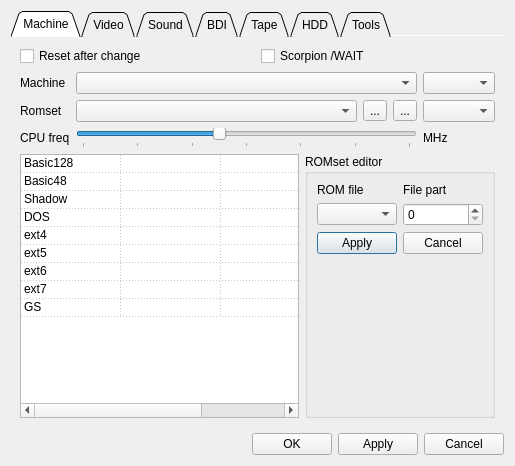
Above: ui/setupwin.ui from samstyle/Xpeccy before the change. Below: the same form after it.
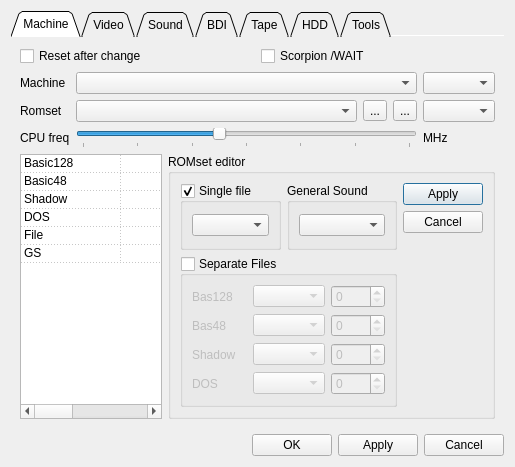
That is the form after the change. Icons and pictures are not drawn.

```diff
--- a/ui/setupwin.ui
+++ b/ui/setupwin.ui
@@ -7,7 +7,7 @@
     <x>0</x>
     <y>0</y>
     <width>507</width>
-    <height>466</height>
+    <height>451</height>
    </rect>
   </property>
   <property name="sizePolicy">
@@ -76,7 +76,7 @@
         <attribute name="title">
          <string>Machine</string>
         </attribute>
-        <layout class="QVBoxLayout" name="verticalLayout_3">
+        <layout class="QVBoxLayout" name="verticalLayout_26">
          <item>
           <layout class="QHBoxLayout" name="horizontalLayout_9">
            <item>
@@ -194,9 +194,12 @@
           </layout>
          </item>
          <item>
-          <layout class="QHBoxLayout" name="horizontalLayout_16">
+          <layout class="QHBoxLayout" name="horizontalLayout_19">
            <item>
             <widget class="QTableWidget" name="rstab">
+             <property name="enabled">
+              <bool>true</bool>
+             </property>
              <property name="editTriggers">
               <set>QAbstractItemView::NoEditTriggers</set>
              </property>
@@ -210,7 +213,7 @@
               <enum>Qt::DotLine</enum>
              </property>
              <property name="rowCount">
-              <number>9</number>
+              <number>6</number>
              </property>
              <property name="columnCount">
               <number>3</number>
@@ -239,9 +242,6 @@
              <row/>
              <row/>
              <row/>
-             <row/>
-             <row/>
-             <row/>
              <column/>
              <column/>
              <column/>
@@ -267,26 +267,11 @@
              </item>
              <item row="4" column="0">
               <property name="text">
-               <string>ext4</string>
+               <string>File</string>
               </property>
              </item>
              <item row="5" column="0">
               <property name="text">
-               <string>ext5</string>
-              </property>
-             </item>
-             <item row="6" column="0">
-              <property name="text">
-               <string>ext6</string>
-              </property>
-             </item>
-             <item row="7" column="0">
-              <property name="text">
-               <string>ext7</string>
-              </property>
-             </item>
-             <item row="8" column="0">
-              <property name="text">
                <string>GS</string>
               </property>
              </item>
@@ -297,29 +282,116 @@
              <property name="title">
               <string>ROMset editor</string>
              </property>
+             <property name="alignment">
+              <set>Qt::AlignLeading|Qt::AlignLeft|Qt::AlignTop</set>
+             </property>
+             <layout class="QHBoxLayout" name="horizontalLayout_18">
+              <item>
+               <layout class="QVBoxLayout" name="verticalLayout_25">
+                <item>
+                 <layout class="QHBoxLayout" name="horizontalLayout_16">
+                  <item>
+                   <widget class="QGroupBox" name="rse_grp_single">
+                    <property name="title">
+                     <string>Single file</string>
+                    </property>
+                    <property name="checkable">
+                     <bool>true</bool>
+                    </property>
+                    <layout class="QVBoxLayout" name="verticalLayout_3">
+                     <item>
+                      <widget class="QComboBox" name="rse_singlefile"/>
+                     </item>
+                    </layout>
+                   </widget>
+                  </item>
+                  <item>
+                   <widget class="QGroupBox" name="groupBox_5">
+                    <property name="title">
+                     <string>General Sound</string>
+                    </property>
+                    <layout class="QVBoxLayout" name="verticalLayout_5">
+                     <item>
+                      <widget class="QComboBox" name="rse_gsfile"/>
+                     </item>
+                    </layout>
+                   </widget>
+                  </item>
+                 </layout>
+                </item>
+                <item>
+                 <widget class="QGroupBox" name="rse_grp_separate">
+                  <property name="title">
+                   <string>Separate Files</string>
+                  </property>
+                  <property name="checkable">
+                   <bool>true</bool>
+                  </property>
+                  <property name="checked">
+                   <bool>false</bool>
+                  </property>
              <layout class="QGridLayout" name="gridLayout_20">
-              <item row="0" column="0">
-               <widget class="QLabel" name="label_26">
-                <property name="text">
-                 <string>ROM file</string>
-                </property>
-               </widget>
+                   <item row="3" column="2">
+                    <widget class="QSpinBox" name="rse_part3"/>
+                   </item>
+                   <item row="1" column="1">
+                    <widget class="QComboBox" name="rse_file1"/>
+                   </item>
+                   <item row="1" column="2">
+                    <widget class="QSpinBox" name="rse_part1"/>
+                   </item>
+                   <item row="3" column="1">
+                    <widget class="QComboBox" name="rse_file3"/>
+                   </item>
+                   <item row="0" column="2">
+                    <widget class="QSpinBox" name="rse_part0"/>
               </item>
               <item row="0" column="1">
+                    <widget class="QComboBox" name="rse_file0"/>
+                   </item>
+                   <item row="2" column="1">
+                    <widget class="QComboBox" name="rse_file2"/>
+                   </item>
+                   <item row="2" column="2">
+                    <widget class="QSpinBox" name="rse_part2"/>
+                   </item>
+                   <item row="0" column="0">
                <widget class="QLabel" name="label_34">
                 <property name="text">
-                 <string>File part</string>
+                      <string>Bas128</string>
                 </property>
                </widget>
               </item>
               <item row="1" column="0">
-               <widget class="QComboBox" name="rsfiles"/>
-              </item>
-              <item row="1" column="1">
-               <widget class="QSpinBox" name="rsparts"/>
+                    <widget class="QLabel" name="label_35">
+                     <property name="text">
+                      <string>Bas48</string>
+                     </property>
+                    </widget>
               </item>
               <item row="2" column="0">
-               <widget class="QPushButton" name="rsselok">
+                    <widget class="QLabel" name="label_36">
+                     <property name="text">
+                      <string>Shadow</string>
+                     </property>
+                    </widget>
+                   </item>
+                   <item row="3" column="0">
+                    <widget class="QLabel" name="label_37">
+                     <property name="text">
+                      <string>DOS</string>
+                     </property>
+                    </widget>
+                   </item>
+                  </layout>
+                 </widget>
+                </item>
+               </layout>
+              </item>
+              <item>
+               <layout class="QVBoxLayout" name="verticalLayout_24">
+                <item>
+                 <widget class="QPushButton" name="rse_apply">
                 <property name="text">
                  <string>Apply</string>
                 </property>
@@ -329,8 +401,8 @@
                 </property>
                </widget>
               </item>
-              <item row="2" column="1">
-               <widget class="QPushButton" name="rsselcan">
+                <item>
+                 <widget class="QPushButton" name="rse_cancel">
                 <property name="text">
                  <string>Cancel</string>
                 </property>
@@ -340,7 +412,7 @@
                 </property>
                </widget>
               </item>
-              <item row="3" column="0">
+                <item>
                <spacer name="verticalSpacer">
                 <property name="orientation">
                  <enum>Qt::Vertical</enum>
@@ -348,10 +420,12 @@
                 <property name="sizeHint" stdset="0">
                  <size>
                   <width>20</width>
-                  <height>157</height>
+                    <height>40</height>
                  </size>
                 </property>
                </spacer>
+                </item>
+               </layout>
               </item>
              </layout>
             </widget>
```
Lines whose indentation alone changed are shown as unchanged.
